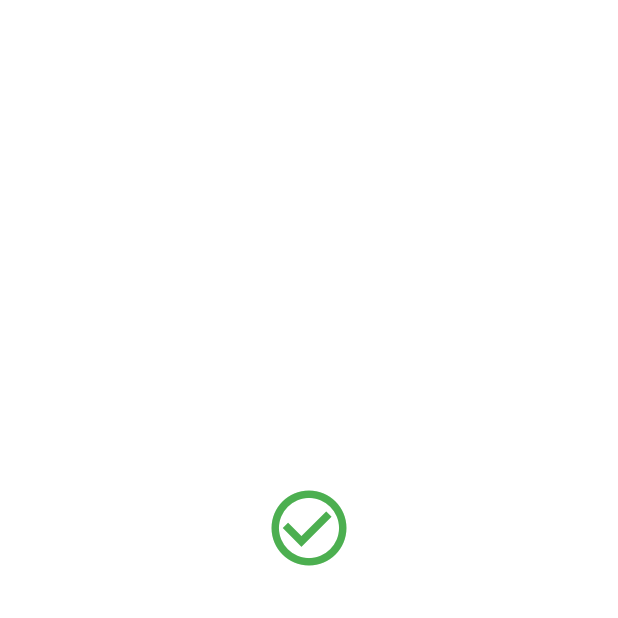
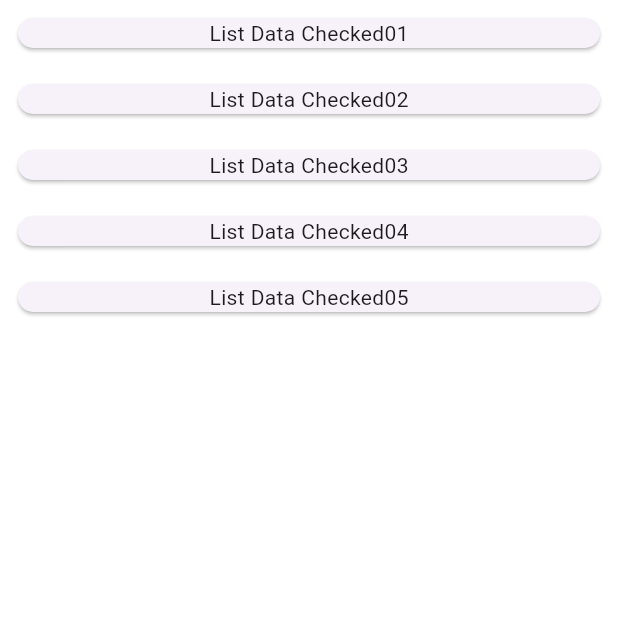
Before and after one commit to Augustkim-dev/flutter_google_sheet_api, a Flutter app: the screen it shows after launch, on a phone screen of 412 x 824 dp, the top half of it. Run offline on Flutter 3.47's test engine with Material 3 defaults, Android fonts, the phone set to English and light mode, and no system bars.

Commit message:
future builder 와 listview builder 기본형으로 변경

```diff
--- a/lib/home/view/home_screen.dart
+++ b/lib/home/view/home_screen.dart
@@ -20,10 +20,10 @@ class FutureBuilderExample extends StatefulWidget {
 }
 
 class _FutureBuilderExampleState extends State<FutureBuilderExample> {
-  final Future<String> _calculation = Future<String>.delayed(
-    const Duration(seconds: 2),
-    () => 'Data Loaded',
-  );
+  // final Future<String> _calculation = Future<String>.delayed(
+  //   const Duration(seconds: 2),
+  //   () => 'Data Loaded',
+  // );
 
   // final check_calculation = ListDataRepository();
   final ListDataRepository check_calculation = ListDataRepository();
@@ -33,11 +33,51 @@ class _FutureBuilderExampleState extends State<FutureBuilderExample> {
     return DefaultTextStyle(
       style: Theme.of(context).textTheme.displayMedium!,
       textAlign: TextAlign.center,
-      child: FutureBuilder<String>(
+      child: FutureBuilder<List<String>>(
         // future: _calculation, // a previously-obtained Future<String> or null
-        future: check_calculation.test_calculation,
-        builder: (BuildContext context, AsyncSnapshot<String> snapshot) {
-          List<Widget> children;
+        future: check_calculation.test_ListData,
+        builder: (BuildContext context, AsyncSnapshot<List<String>> snapshot) {
+          // future에서 데이터 받아서 저장해두고
+          final List<String>? dataLists = snapshot.data;
+
+          // List<Widget> children;
+
+          if (snapshot.connectionState != ConnectionState.done) {
+            return const Center(
+              child: CircularProgressIndicator(),
+            );
+          }
+
+          if (snapshot.hasError) {
+            return Center(
+              child: Text('Error : ${snapshot.error}'),
+            );
+          }
+
+          if (dataLists != null) {
+            return ListView.builder(
+              itemCount: dataLists.length,
+              itemBuilder: (context, index) {
+                final dataList = dataLists[index];
+                return Padding(
+                  padding: const EdgeInsets.all(8.0),
+                  child: Card(
+                    child: Column(
+                      children: [
+                        Text(dataList.toString()),
+                      ],
+                    ),
+                  ),
+                );
+              },
+            );
+          } else {
+            return const Center(
+              child: Text('no data found'),
+            );
+          }
+
+          /*
           if (snapshot.hasData) {
             children = <Widget>[
               const Icon(
@@ -63,7 +103,7 @@ class _FutureBuilderExampleState extends State<FutureBuilderExample> {
               ),
             ];
           } else {
-            children = const <Widget>[
+            children = const [
               SizedBox(
                 width: 60,
                 height: 60,
@@ -81,6 +121,7 @@ class _FutureBuilderExampleState extends State<FutureBuilderExample> {
               children: children,
             ),
           );
+          */
         },
       ),
     );
--- a/lib/repository/list_data_repository.dart
+++ b/lib/repository/list_data_repository.dart
@@ -10,5 +10,18 @@ class ListDataRepository {
     },
   );
 
+  Future<List<String>> test_ListData = Future<List<String>>.delayed(
+    const Duration(seconds: 2),
+    () {
+      return [
+        'List Data Checked01',
+        'List Data Checked02',
+        'List Data Checked03',
+        'List Data Checked04',
+        'List Data Checked05',
+      ];
+    },
+  );
+
   Future<void> getConnect() async {}
 }
```
